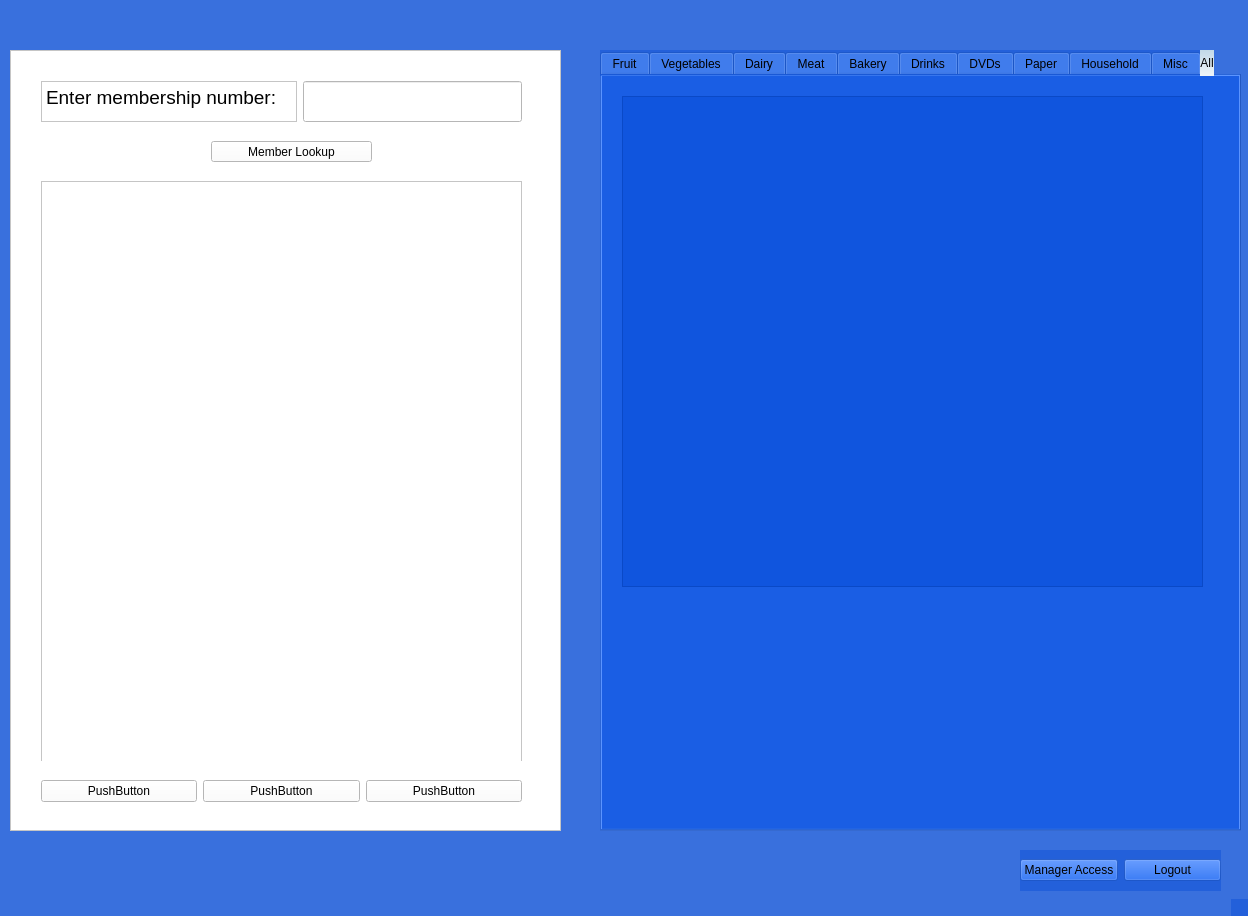
Above: mainwindow.ui from rbalta/BulkClubProject before the change. Below: the same form after it.
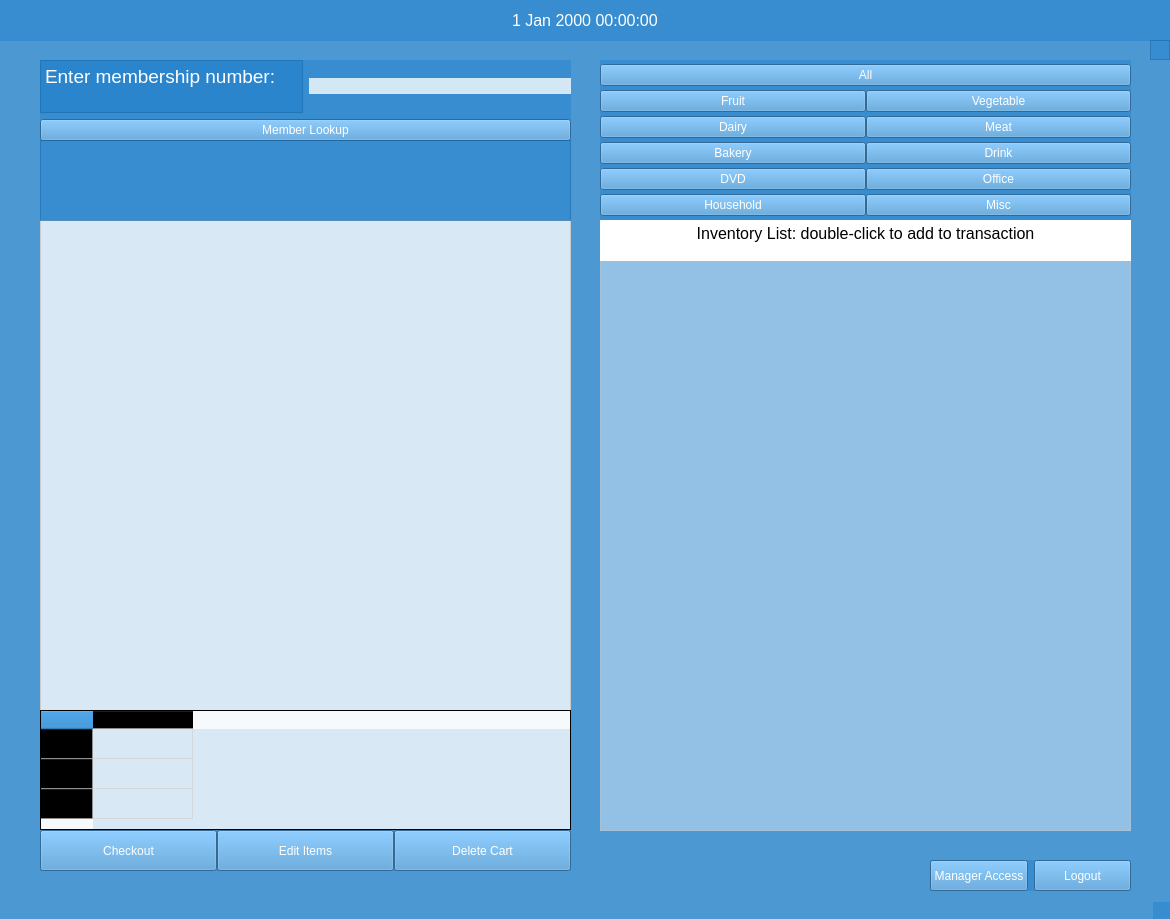
That is the form after the change.

Commit message: Transaction functionality and login changes

```diff
--- a/mainwindow.ui
+++ b/mainwindow.ui
@@ -6,15 +6,16 @@
    <rect>
     <x>0</x>
     <y>0</y>
-    <width>1248</width>
-    <height>916</height>
+    <width>1170</width>
+    <height>919</height>
    </rect>
   </property>
   <property name="windowTitle">
    <string>Transaction Window</string>
   </property>
   <property name="styleSheet">
-   <string notr="true">background-color: rgba(0, 71, 212, 100);</string>
+   <string notr="true">background-color: rgba(23, 122, 198, 100);
+color: rgb(255, 255, 255);</string>
   </property>
   <widget class="QWidget" name="centralwidget">
    <property name="sizePolicy">
@@ -23,233 +24,28 @@
      <verstretch>0</verstretch>
     </sizepolicy>
    </property>
-   <widget class="QScrollArea" name="scrollArea">
-    <property name="geometry">
-     <rect>
-      <x>10</x>
-      <y>50</y>
-      <width>551</width>
-      <height>781</height>
-     </rect>
-    </property>
-    <property name="styleSheet">
-     <string notr="true">background-color: rgba(255, 255, 255, 255);</string>
-    </property>
-    <property name="widgetResizable">
-     <bool>true</bool>
-    </property>
-    <widget class="QWidget" name="scrollAreaWidgetContents">
-     <property name="geometry">
-      <rect>
-       <x>0</x>
-       <y>0</y>
-       <width>549</width>
-       <height>779</height>
-      </rect>
-     </property>
-     <widget class="QListWidget" name="listWidget">
-      <property name="geometry">
-       <rect>
-        <x>30</x>
-        <y>130</y>
-        <width>481</width>
-        <height>581</height>
-       </rect>
-      </property>
-     </widget>
-     <widget class="QWidget" name="horizontalLayoutWidget_2">
-      <property name="geometry">
-       <rect>
-        <x>30</x>
-        <y>710</y>
-        <width>481</width>
-        <height>61</height>
-       </rect>
-      </property>
-      <layout class="QHBoxLayout" name="horizontalLayout">
-       <item>
-        <widget class="QPushButton" name="pushButton_4">
-         <property name="text">
-          <string>PushButton</string>
-         </property>
-        </widget>
-       </item>
-       <item>
-        <widget class="QPushButton" name="pushButton_5">
-         <property name="text">
-          <string>PushButton</string>
-         </property>
-        </widget>
-       </item>
-       <item>
-        <widget class="QPushButton" name="pushButton_6">
-         <property name="text">
-          <string>PushButton</string>
-         </property>
-        </widget>
-       </item>
-      </layout>
-     </widget>
-     <widget class="QWidget" name="horizontalLayoutWidget_3">
-      <property name="geometry">
-       <rect>
-        <x>30</x>
-        <y>30</y>
-        <width>481</width>
-        <height>41</height>
-       </rect>
-      </property>
-      <layout class="QHBoxLayout" name="horizontalLayout_3">
-       <item>
-        <widget class="QTextBrowser" name="textBrowser">
-         <property name="html">
-          <string>&lt;!DOCTYPE HTML PUBLIC &quot;-//W3C//DTD HTML 4.0//EN&quot; &quot;http://www.w3.org/TR/REC-html40/strict.dtd&quot;&gt;
-&lt;html&gt;&lt;head&gt;&lt;meta name=&quot;qrichtext&quot; content=&quot;1&quot; /&gt;&lt;meta charset=&quot;utf-8&quot; /&gt;&lt;style type=&quot;text/css&quot;&gt;
-p, li { white-space: pre-wrap; }
-hr { height: 1px; border-width: 0; }
-li.unchecked::marker { content: &quot;\2610&quot;; }
-li.checked::marker { content: &quot;\2612&quot;; }
-&lt;/style&gt;&lt;/head&gt;&lt;body style=&quot; font-family:'Segoe UI'; font-size:9pt; font-weight:400; font-style:normal;&quot;&gt;
-&lt;p style=&quot; margin-top:0px; margin-bottom:0px; margin-left:0px; margin-right:0px; -qt-block-indent:0; text-indent:0px;&quot;&gt;&lt;span style=&quot; font-size:14pt;&quot;&gt;Enter membership number:&lt;/span&gt;&lt;/p&gt;&lt;/body&gt;&lt;/html&gt;</string>
-         </property>
-        </widget>
-       </item>
-       <item>
-        <widget class="QLineEdit" name="lineEdit">
-         <property name="sizePolicy">
-          <sizepolicy hsizetype="Expanding" vsizetype="Expanding">
-           <horstretch>0</horstretch>
-           <verstretch>0</verstretch>
-          </sizepolicy>
-         </property>
-        </widget>
-       </item>
-      </layout>
-     </widget>
-     <widget class="QPushButton" name="pushButton_3">
-      <property name="geometry">
-       <rect>
-        <x>200</x>
-        <y>90</y>
-        <width>161</width>
-        <height>21</height>
-       </rect>
-      </property>
-      <property name="text">
-       <string>Member Lookup</string>
-      </property>
-     </widget>
-    </widget>
-   </widget>
-   <widget class="QTabWidget" name="tabWidget">
-    <property name="geometry">
-     <rect>
-      <x>600</x>
-      <y>50</y>
-      <width>641</width>
-      <height>781</height>
-     </rect>
-    </property>
-    <property name="styleSheet">
-     <string notr="true">background-color: rgba(54, 108, 216, 100);
-
-QTabBar::tab 
-{
-    background: rgb(21, 65, 168);
-    color: white;   
-    border-color: #48555E;
-}
-
-QTabBar::tab:selected, 
-QTabBar::tab:hover 
-{
-    border-top-color: #1D2A32;
-    border-color: #40494E;
-    color: black;
-    background: qlineargradient(x1: 0, y1: 0, x2: 0, y2: 1, stop: 0 #C1D8E8, stop: 1 #F0F5F8); 
-}</string>
-    </property>
-    <property name="currentIndex">
-     <number>10</number>
-    </property>
-    <widget class="QWidget" name="fruitTab">
-     <attribute name="title">
-      <string>Fruit</string>
-     </attribute>
-    </widget>
-    <widget class="QWidget" name="veggieTab">
-     <attribute name="title">
-      <string>Vegetables</string>
-     </attribute>
-    </widget>
-    <widget class="QWidget" name="dairyTab">
-     <attribute name="title">
-      <string>Dairy</string>
-     </attribute>
-    </widget>
-    <widget class="QWidget" name="meatTab">
-     <attribute name="title">
-      <string>Meat</string>
-     </attribute>
-    </widget>
-    <widget class="QWidget" name="bakedTab">
-     <attribute name="title">
-      <string>Bakery</string>
-     </attribute>
-    </widget>
-    <widget class="QWidget" name="drinkTab">
-     <attribute name="title">
-      <string>Drinks</string>
-     </attribute>
-    </widget>
-    <widget class="QWidget" name="dvdTab">
-     <attribute name="title">
-      <string>DVDs</string>
-     </attribute>
-    </widget>
-    <widget class="QWidget" name="paperTab">
-     <attribute name="title">
-      <string>Paper</string>
-     </attribute>
-    </widget>
-    <widget class="QWidget" name="householdTab">
-     <attribute name="title">
-      <string>Household</string>
-     </attribute>
-    </widget>
-    <widget class="QWidget" name="miscTab">
-     <attribute name="title">
-      <string>Misc</string>
-     </attribute>
-    </widget>
-    <widget class="QWidget" name="tab">
-     <attribute name="title">
-      <string>All</string>
-     </attribute>
-     <widget class="QColumnView" name="columnView">
-      <property name="geometry">
-       <rect>
-        <x>20</x>
-        <y>20</y>
-        <width>581</width>
-        <height>491</height>
-       </rect>
-      </property>
-     </widget>
-    </widget>
-   </widget>
    <widget class="QWidget" name="horizontalLayoutWidget">
     <property name="geometry">
      <rect>
-      <x>1020</x>
-      <y>850</y>
+      <x>930</x>
+      <y>860</y>
       <width>201</width>
-      <height>41</height>
+      <height>31</height>
      </rect>
     </property>
     <layout class="QHBoxLayout" name="horizontalLayout_2">
      <item>
       <widget class="QPushButton" name="pushButton">
+       <property name="sizePolicy">
+        <sizepolicy hsizetype="Minimum" vsizetype="Preferred">
+         <horstretch>0</horstretch>
+         <verstretch>0</verstretch>
+        </sizepolicy>
+       </property>
+       <property name="styleSheet">
+        <string notr="true">background-color: rgb(72, 149, 208);
+color: rgb(255, 255, 255);</string>
+       </property>
        <property name="text">
         <string>Manager Access</string>
        </property>
@@ -257,6 +53,16 @@
      </item>
      <item>
       <widget class="QPushButton" name="pushButton_2">
+       <property name="sizePolicy">
+        <sizepolicy hsizetype="Minimum" vsizetype="Preferred">
+         <horstretch>0</horstretch>
+         <verstretch>0</verstretch>
+        </sizepolicy>
+       </property>
+       <property name="styleSheet">
+        <string notr="true">background-color: rgb(72, 149, 208);
+color: rgb(255, 255, 255);</string>
+       </property>
        <property name="text">
         <string>Logout</string>
        </property>
@@ -264,6 +70,581 @@
      </item>
     </layout>
    </widget>
+   <widget class="QWidget" name="gridLayoutWidget">
+    <property name="geometry">
+     <rect>
+      <x>600</x>
+      <y>60</y>
+      <width>531</width>
+      <height>161</height>
+     </rect>
+    </property>
+    <layout class="QGridLayout" name="gridLayout">
+     <property name="spacing">
+      <number>0</number>
+     </property>
+     <item row="7" column="0">
+      <widget class="QPushButton" name="houseButton">
+       <property name="styleSheet">
+        <string notr="true">background-color: rgb(72, 149, 208);
+color: rgb(255, 255, 255);</string>
+       </property>
+       <property name="text">
+        <string>Household</string>
+       </property>
+      </widget>
+     </item>
+     <item row="5" column="0">
+      <widget class="QPushButton" name="dvdButton">
+       <property name="styleSheet">
+        <string notr="true">background-color: rgb(72, 149, 208);
+color: rgb(255, 255, 255);</string>
+       </property>
+       <property name="text">
+        <string>DVD</string>
+       </property>
+      </widget>
+     </item>
+     <item row="7" column="1">
+      <widget class="QPushButton" name="miscButton">
+       <property name="styleSheet">
+        <string notr="true">background-color: rgb(72, 149, 208);
+color: rgb(255, 255, 255);</string>
+       </property>
+       <property name="text">
+        <string>Misc</string>
+       </property>
+      </widget>
+     </item>
+     <item row="4" column="0">
+      <widget class="QPushButton" name="bakeButton">
+       <property name="sizePolicy">
+        <sizepolicy hsizetype="Minimum" vsizetype="Fixed">
+         <horstretch>0</horstretch>
+         <verstretch>0</verstretch>
+        </sizepolicy>
+       </property>
+       <property name="styleSheet">
+        <string notr="true">background-color: rgb(72, 149, 208);
+color: rgb(255, 255, 255);</string>
+       </property>
+       <property name="text">
+        <string>Bakery</string>
+       </property>
+      </widget>
+     </item>
+     <item row="3" column="1">
+      <widget class="QPushButton" name="meatButton">
+       <property name="styleSheet">
+        <string notr="true">background-color: rgb(72, 149, 208);
+color: rgb(255, 255, 255);</string>
+       </property>
+       <property name="text">
+        <string>Meat</string>
+       </property>
+      </widget>
+     </item>
+     <item row="2" column="1">
+      <widget class="QPushButton" name="vegButton">
+       <property name="styleSheet">
+        <string notr="true">background-color: rgb(72, 149, 208);
+color: rgb(255, 255, 255);</string>
+       </property>
+       <property name="text">
+        <string>Vegetable</string>
+       </property>
+      </widget>
+     </item>
+     <item row="3" column="0">
+      <widget class="QPushButton" name="dairyButton">
+       <property name="sizePolicy">
+        <sizepolicy hsizetype="Minimum" vsizetype="Fixed">
+         <horstretch>0</horstretch>
+         <verstretch>0</verstretch>
+        </sizepolicy>
+       </property>
+       <property name="styleSheet">
+        <string notr="true">background-color: rgb(72, 149, 208);
+color: rgb(255, 255, 255);</string>
+       </property>
+       <property name="text">
+        <string>Dairy</string>
+       </property>
+      </widget>
+     </item>
+     <item row="1" column="0" colspan="2">
+      <widget class="QPushButton" name="allButton">
+       <property name="sizePolicy">
+        <sizepolicy hsizetype="Minimum" vsizetype="Fixed">
+         <horstretch>0</horstretch>
+         <verstretch>0</verstretch>
+        </sizepolicy>
+       </property>
+       <property name="styleSheet">
+        <string notr="true">background-color: rgb(72, 149, 208);
+color: rgb(255, 255, 255);</string>
+       </property>
+       <property name="text">
+        <string>All</string>
+       </property>
+      </widget>
+     </item>
+     <item row="5" column="1">
+      <widget class="QPushButton" name="officeButton">
+       <property name="styleSheet">
+        <string notr="true">background-color: rgb(72, 149, 208);
+color: rgb(255, 255, 255);</string>
+       </property>
+       <property name="text">
+        <string>Office</string>
+       </property>
+      </widget>
+     </item>
+     <item row="4" column="1">
+      <widget class="QPushButton" name="drinkButton">
+       <property name="styleSheet">
+        <string notr="true">background-color: rgb(72, 149, 208);
+color: rgb(255, 255, 255);</string>
+       </property>
+       <property name="text">
+        <string>Drink</string>
+       </property>
+      </widget>
+     </item>
+     <item row="2" column="0">
+      <widget class="QPushButton" name="fruitButton">
+       <property name="sizePolicy">
+        <sizepolicy hsizetype="Minimum" vsizetype="Fixed">
+         <horstretch>0</horstretch>
+         <verstretch>0</verstretch>
+        </sizepolicy>
+       </property>
+       <property name="styleSheet">
+        <string notr="true">background-color: rgb(72, 149, 208);
+color: rgb(255, 255, 255);</string>
+       </property>
+       <property name="text">
+        <string>Fruit</string>
+       </property>
+      </widget>
+     </item>
+    </layout>
+   </widget>
+   <widget class="QTableView" name="tableView">
+    <property name="geometry">
+     <rect>
+      <x>600</x>
+      <y>260</y>
+      <width>531</width>
+      <height>571</height>
+     </rect>
+    </property>
+    <property name="styleSheet">
+     <string notr="true">color: rgb(0, 0, 0);
+font: 12pt &quot;Segoe UI&quot;;
+background-color: rgba(255,255, 255, 100);</string>
+    </property>
+    <property name="sizeAdjustPolicy">
+     <enum>QAbstractScrollArea::AdjustToContents</enum>
+    </property>
+    <property name="editTriggers">
+     <set>QAbstractItemView::NoEditTriggers</set>
+    </property>
+    <property name="dragEnabled">
+     <bool>true</bool>
+    </property>
+    <property name="dragDropOverwriteMode">
+     <bool>false</bool>
+    </property>
+    <property name="dragDropMode">
+     <enum>QAbstractItemView::DragDrop</enum>
+    </property>
+    <property name="defaultDropAction">
+     <enum>Qt::CopyAction</enum>
+    </property>
+    <property name="selectionMode">
+     <enum>QAbstractItemView::SingleSelection</enum>
+    </property>
+    <property name="selectionBehavior">
+     <enum>QAbstractItemView::SelectRows</enum>
+    </property>
+    <property name="showGrid">
+     <bool>false</bool>
+    </property>
+    <property name="gridStyle">
+     <enum>Qt::SolidLine</enum>
+    </property>
+    <property name="sortingEnabled">
+     <bool>true</bool>
+    </property>
+    <property name="wordWrap">
+     <bool>false</bool>
+    </property>
+    <property name="cornerButtonEnabled">
+     <bool>false</bool>
+    </property>
+    <attribute name="horizontalHeaderMinimumSectionSize">
+     <number>75</number>
+    </attribute>
+    <attribute name="horizontalHeaderDefaultSectionSize">
+     <number>150</number>
+    </attribute>
+    <attribute name="verticalHeaderVisible">
+     <bool>false</bool>
+    </attribute>
+   </widget>
+   <widget class="QWidget" name="horizontalLayoutWidget_2">
+    <property name="geometry">
+     <rect>
+      <x>40</x>
+      <y>830</y>
+      <width>531</width>
+      <height>41</height>
+     </rect>
+    </property>
+    <layout class="QHBoxLayout" name="horizontalLayout">
+     <property name="spacing">
+      <number>0</number>
+     </property>
+     <item>
+      <widget class="QPushButton" name="pushButton_4">
+       <property name="sizePolicy">
+        <sizepolicy hsizetype="Minimum" vsizetype="Expanding">
+         <horstretch>0</horstretch>
+         <verstretch>0</verstretch>
+        </sizepolicy>
+       </property>
+       <property name="styleSheet">
+        <string notr="true">background-color: rgb(72, 149, 208);
+color: rgb(255, 255, 255);</string>
+       </property>
+       <property name="text">
+        <string>Checkout</string>
+       </property>
+      </widget>
+     </item>
+     <item>
+      <widget class="QPushButton" name="pushButton_5">
+       <property name="sizePolicy">
+        <sizepolicy hsizetype="Minimum" vsizetype="Expanding">
+         <horstretch>0</horstretch>
+         <verstretch>0</verstretch>
+        </sizepolicy>
+       </property>
+       <property name="styleSheet">
+        <string notr="true">background-color: rgb(72, 149, 208);
+color: rgb(255, 255, 255);</string>
+       </property>
+       <property name="text">
+        <string>Edit Items</string>
+       </property>
+      </widget>
+     </item>
+     <item>
+      <widget class="QPushButton" name="pushButton_6">
+       <property name="sizePolicy">
+        <sizepolicy hsizetype="Minimum" vsizetype="Expanding">
+         <horstretch>0</horstretch>
+         <verstretch>0</verstretch>
+        </sizepolicy>
+       </property>
+       <property name="styleSheet">
+        <string notr="true">background-color: rgb(72, 149, 208);
+color: rgb(255, 255, 255);</string>
+       </property>
+       <property name="text">
+        <string>Delete Cart</string>
+       </property>
+      </widget>
+     </item>
+    </layout>
+   </widget>
+   <widget class="QWidget" name="gridLayoutWidget_2">
+    <property name="geometry">
+     <rect>
+      <x>40</x>
+      <y>60</y>
+      <width>531</width>
+      <height>81</height>
+     </rect>
+    </property>
+    <layout class="QGridLayout" name="gridLayout_3">
+     <property name="sizeConstraint">
+      <enum>QLayout::SetDefaultConstraint</enum>
+     </property>
+     <item row="1" column="0" colspan="2">
+      <widget class="QPushButton" name="pushButton_3">
+       <property name="sizePolicy">
+        <sizepolicy hsizetype="Preferred" vsizetype="Preferred">
+         <horstretch>0</horstretch>
+         <verstretch>0</verstretch>
+        </sizepolicy>
+       </property>
+       <property name="styleSheet">
+        <string notr="true">background-color: rgb(72, 149, 208);
+color: rgb(255, 255, 255);</string>
+       </property>
+       <property name="text">
+        <string>Member Lookup</string>
+       </property>
+      </widget>
+     </item>
+     <item row="0" column="0">
+      <widget class="QTextBrowser" name="textBrowser">
+       <property name="sizePolicy">
+        <sizepolicy hsizetype="Expanding" vsizetype="Fixed">
+         <horstretch>0</horstretch>
+         <verstretch>0</verstretch>
+        </sizepolicy>
+       </property>
+       <property name="styleSheet">
+        <string notr="true">color: rgb(255, 255, 255);
+font: 12pt &quot;Segoe UI&quot;;</string>
+       </property>
+       <property name="html">
+        <string>&lt;!DOCTYPE HTML PUBLIC &quot;-//W3C//DTD HTML 4.0//EN&quot; &quot;http://www.w3.org/TR/REC-html40/strict.dtd&quot;&gt;
+&lt;html&gt;&lt;head&gt;&lt;meta name=&quot;qrichtext&quot; content=&quot;1&quot; /&gt;&lt;meta charset=&quot;utf-8&quot; /&gt;&lt;style type=&quot;text/css&quot;&gt;
+p, li { white-space: pre-wrap; }
+hr { height: 1px; border-width: 0; }
+li.unchecked::marker { content: &quot;\2610&quot;; }
+li.checked::marker { content: &quot;\2612&quot;; }
+&lt;/style&gt;&lt;/head&gt;&lt;body style=&quot; font-family:'Segoe UI'; font-size:12pt; font-weight:400; font-style:normal;&quot;&gt;
+&lt;p style=&quot; margin-top:0px; margin-bottom:0px; margin-left:0px; margin-right:0px; -qt-block-indent:0; text-indent:0px;&quot;&gt;&lt;span style=&quot; font-size:14pt;&quot;&gt;Enter membership number:&lt;/span&gt;&lt;/p&gt;&lt;/body&gt;&lt;/html&gt;</string>
+       </property>
+      </widget>
+     </item>
+     <item row="0" column="1">
+      <widget class="QLineEdit" name="lineEdit">
+       <property name="sizePolicy">
+        <sizepolicy hsizetype="Expanding" vsizetype="Fixed">
+         <horstretch>0</horstretch>
+         <verstretch>0</verstretch>
+        </sizepolicy>
+       </property>
+       <property name="styleSheet">
+        <string notr="true">font: 12pt &quot;Segoe UI&quot;;
+color: rgb(0, 0, 0);
+
+background-color: rgba(255, 255, 255, 200);</string>
+       </property>
+       <property name="frame">
+        <bool>false</bool>
+       </property>
+      </widget>
+     </item>
+    </layout>
+   </widget>
+   <widget class="QTableView" name="tableView_2">
+    <property name="geometry">
+     <rect>
+      <x>40</x>
+      <y>220</y>
+      <width>531</width>
+      <height>491</height>
+     </rect>
+    </property>
+    <property name="styleSheet">
+     <string notr="true">font: 12pt &quot;Segoe UI&quot;;
+background-color: rgba(255, 255, 255, 200);
+color: rgb(0, 0, 0);
+</string>
+    </property>
+    <property name="sizeAdjustPolicy">
+     <enum>QAbstractScrollArea::AdjustToContents</enum>
+    </property>
+    <property name="editTriggers">
+     <set>QAbstractItemView::NoEditTriggers</set>
+    </property>
+    <property name="showGrid">
+     <bool>false</bool>
+    </property>
+    <property name="gridStyle">
+     <enum>Qt::SolidLine</enum>
+    </property>
+    <property name="sortingEnabled">
+     <bool>false</bool>
+    </property>
+    <property name="wordWrap">
+     <bool>false</bool>
+    </property>
+   </widget>
+   <widget class="QDateTimeEdit" name="dateTimeEdit">
+    <property name="geometry">
+     <rect>
+      <x>0</x>
+      <y>0</y>
+      <width>1171</width>
+      <height>41</height>
+     </rect>
+    </property>
+    <property name="font">
+     <font>
+      <pointsize>12</pointsize>
+      <bold>false</bold>
+     </font>
+    </property>
+    <property name="styleSheet">
+     <string notr="true">color: rgb(255, 255, 255);</string>
+    </property>
+    <property name="frame">
+     <bool>false</bool>
+    </property>
+    <property name="alignment">
+     <set>Qt::AlignCenter</set>
+    </property>
+    <property name="readOnly">
+     <bool>true</bool>
+    </property>
+    <property name="buttonSymbols">
+     <enum>QAbstractSpinBox::NoButtons</enum>
+    </property>
+   </widget>
+   <widget class="QTableView" name="memDisplay">
+    <property name="geometry">
+     <rect>
+      <x>40</x>
+      <y>140</y>
+      <width>531</width>
+      <height>81</height>
+     </rect>
+    </property>
+    <property name="sizePolicy">
+     <sizepolicy hsizetype="Expanding" vsizetype="Fixed">
+      <horstretch>0</horstretch>
+      <verstretch>0</verstretch>
+     </sizepolicy>
+    </property>
+    <property name="styleSheet">
+     <string notr="true">color: rgb(255, 255, 255);
+font: 14pt &quot;Segoe UI&quot;;</string>
+    </property>
+    <property name="editTriggers">
+     <set>QAbstractItemView::NoEditTriggers</set>
+    </property>
+    <property name="selectionMode">
+     <enum>QAbstractItemView::NoSelection</enum>
+    </property>
+    <property name="showGrid">
+     <bool>false</bool>
+    </property>
+    <property name="wordWrap">
+     <bool>false</bool>
+    </property>
+   </widget>
+   <widget class="QTextBrowser" name="textBrowser_5">
+    <property name="geometry">
+     <rect>
+      <x>600</x>
+      <y>220</y>
+      <width>531</width>
+      <height>41</height>
+     </rect>
+    </property>
+    <property name="styleSheet">
+     <string notr="true">background-color: rgb(255, 255, 255);
+color: rgb(0, 0, 0);</string>
+    </property>
+    <property name="frameShape">
+     <enum>QFrame::NoFrame</enum>
+    </property>
+    <property name="frameShadow">
+     <enum>QFrame::Plain</enum>
+    </property>
+    <property name="lineWidth">
+     <number>0</number>
+    </property>
+    <property name="html">
+     <string>&lt;!DOCTYPE HTML PUBLIC &quot;-//W3C//DTD HTML 4.0//EN&quot; &quot;http://www.w3.org/TR/REC-html40/strict.dtd&quot;&gt;
+&lt;html&gt;&lt;head&gt;&lt;meta name=&quot;qrichtext&quot; content=&quot;1&quot; /&gt;&lt;meta charset=&quot;utf-8&quot; /&gt;&lt;style type=&quot;text/css&quot;&gt;
+p, li { white-space: pre-wrap; }
+hr { height: 1px; border-width: 0; }
+li.unchecked::marker { content: &quot;\2610&quot;; }
+li.checked::marker { content: &quot;\2612&quot;; }
+&lt;/style&gt;&lt;/head&gt;&lt;body style=&quot; font-family:'Segoe UI'; font-size:9pt; font-weight:400; font-style:normal;&quot;&gt;
+&lt;p align=&quot;center&quot; style=&quot; margin-top:0px; margin-bottom:0px; margin-left:0px; margin-right:0px; -qt-block-indent:0; text-indent:0px;&quot;&gt;&lt;span style=&quot; font-size:12pt;&quot;&gt;Inventory List: double-click to add to transaction&lt;/span&gt;&lt;/p&gt;&lt;/body&gt;&lt;/html&gt;</string>
+    </property>
+    <property name="textInteractionFlags">
+     <set>Qt::NoTextInteraction</set>
+    </property>
+   </widget>
+   <widget class="QTableWidget" name="tableWidget">
+    <property name="geometry">
+     <rect>
+      <x>40</x>
+      <y>710</y>
+      <width>531</width>
+      <height>120</height>
+     </rect>
+    </property>
+    <property name="styleSheet">
+     <string notr="true">font: 12pt &quot;Segoe UI&quot;;
+background-color: rgba(255, 255, 255, 200);
+color: rgb(0, 0, 0);
+</string>
+    </property>
+    <property name="frameShape">
+     <enum>QFrame::Box</enum>
+    </property>
+    <property name="frameShadow">
+     <enum>QFrame::Plain</enum>
+    </property>
+    <property name="lineWidth">
+     <number>1</number>
+    </property>
+    <property name="sizeAdjustPolicy">
+     <enum>QAbstractScrollArea::AdjustToContents</enum>
+    </property>
+    <property name="editTriggers">
+     <set>QAbstractItemView::NoEditTriggers</set>
+    </property>
+    <property name="selectionMode">
+     <enum>QAbstractItemView::NoSelection</enum>
+    </property>
+    <property name="showGrid">
+     <bool>true</bool>
+    </property>
+    <property name="gridStyle">
+     <enum>Qt::SolidLine</enum>
+    </property>
+    <row>
+     <property name="text">
+      <string>Subtotal</string>
+     </property>
+    </row>
+    <row>
+     <property name="text">
+      <string>Tax</string>
+     </property>
+    </row>
+    <row>
+     <property name="text">
+      <string>Total</string>
+     </property>
+    </row>
+    <column>
+     <property name="text">
+      <string>New Column</string>
+     </property>
+    </column>
+    <item row="0" column="0">
+     <property name="text">
+      <string/>
+     </property>
+     <property name="flags">
+      <set>ItemIsDragEnabled|ItemIsDropEnabled|ItemIsUserCheckable|ItemIsEnabled</set>
+     </property>
+    </item>
+   </widget>
+   <widget class="QTableView" name="tableView_3">
+    <property name="geometry">
+     <rect>
+      <x>1150</x>
+      <y>40</y>
+      <width>20</width>
+      <height>20</height>
+     </rect>
+    </property>
+   </widget>
   </widget>
   <widget class="QStatusBar" name="statusbar"/>
  </widget>
```
Left out of the diff: 19 changed lines with no effect on the pictures. The commit also changes 7 other files.
